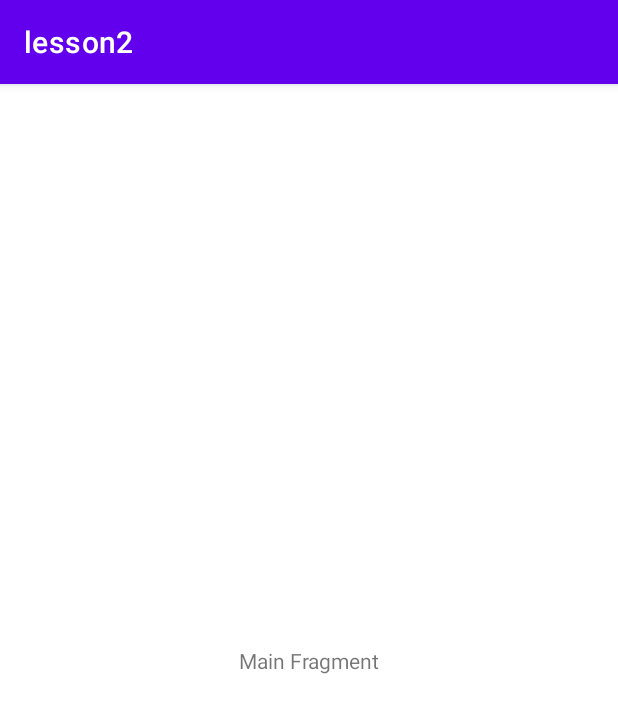
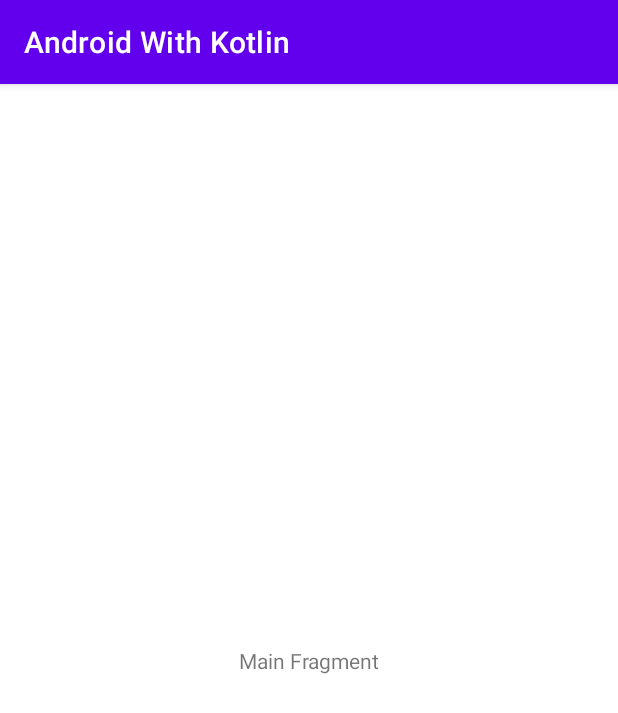
Before and after one commit to Sherlockh99/lesson2, an Android app: the screen it shows after launch (MainActivity), on a phone screen of 412 x 824 dp. Shown: the top 713 px of the screen. Run offline under Robolectric (Android 15) with nearby library versions, the phone set to English and light mode, and no system bars.

Commit message:
lesson 2.3

```diff
--- a/app/src/main/AndroidManifest.xml
+++ b/app/src/main/AndroidManifest.xml
@@ -13,7 +13,7 @@
         android:theme="@style/Theme.Lesson2"
         tools:targetApi="31">
         <activity
-            android:name=".MainActivity"
+            android:name=".view.MainActivity"
             android:exported="true">
             <intent-filter>
                 <action android:name="android.intent.action.MAIN" />
--- a/app/src/main/java/com/sherlock/gb/kotlin/lesson2/MainActivity.kt
+++ b/app/src/main/java/com/sherlock/gb/kotlin/lesson2/view/MainActivity.kt
@@ -1,9 +1,9 @@
-package com.sherlock.gb.kotlin.lesson2
+package com.sherlock.gb.kotlin.lesson2.view
 
 import androidx.appcompat.app.AppCompatActivity
 import android.os.Bundle
+import com.sherlock.gb.kotlin.lesson2.R
 import com.sherlock.gb.kotlin.lesson2.databinding.FragmentMainBinding
-import com.sherlock.gb.kotlin.lesson2.ui.main.MainFragment
 
 class MainActivity : AppCompatActivity() {
     private lateinit var binding: FragmentMainBinding
@@ -14,7 +14,7 @@ class MainActivity : AppCompatActivity() {
 
         if (savedInstanceState == null) {
             supportFragmentManager.beginTransaction()
-                .replace(R.id.container,MainFragment.newInstance())
+                .replace(R.id.container, MainFragment.newInstance())
                 .commit()
         }
     }
--- a/app/src/main/java/com/sherlock/gb/kotlin/lesson2/ui/main/MainFragment.kt
+++ b/app/src/main/java/com/sherlock/gb/kotlin/lesson2/view/MainFragment.kt
@@ -1,18 +1,16 @@
-package com.sherlock.gb.kotlin.lesson2.ui.main
+package com.sherlock.gb.kotlin.lesson2.view
 
-import android.os.Build
 import androidx.lifecycle.ViewModelProvider
 import android.os.Bundle
 import androidx.fragment.app.Fragment
 import android.view.LayoutInflater
 import android.view.View
 import android.view.ViewGroup
-import android.widget.Toast
 import androidx.lifecycle.Observer
 import com.google.android.material.snackbar.Snackbar
-import com.sherlock.gb.kotlin.lesson2.AppState
-import com.sherlock.gb.kotlin.lesson2.R
+import com.sherlock.gb.kotlin.lesson2.viewmodel.AppState
 import com.sherlock.gb.kotlin.lesson2.databinding.FragmentMainBinding
+import com.sherlock.gb.kotlin.lesson2.viewmodel.MainViewModel
 
 class MainFragment : Fragment() {
 
@@ -24,19 +22,26 @@ class MainFragment : Fragment() {
 
     private lateinit var viewModel: MainViewModel
 
+    private var _binding: FragmentMainBinding?=null
+    private val binding get()=_binding!!
+
     override fun onCreateView(
         inflater: LayoutInflater,
         container: ViewGroup?,
         savedInstanceState: Bundle?
     ): View {
-        return inflater.inflate(R.layout.fragment_main, container, false)
+        _binding = FragmentMainBinding.inflate(inflater, container, false)
+        //return inflater.inflate(R.layout.fragment_main, container, false)
+        return binding.root
     }
 
 
 
     override fun onActivityCreated(savedInstanceState: Bundle?) {
         super.onActivityCreated(savedInstanceState)
+
         viewModel = ViewModelProvider(this).get(MainViewModel::class.java)
+        /**
         /**
          * Мы создали инстанс Observer, он выполняет метод renderData,
          * как только LiveData обновляет данные, которые она хранит.
@@ -52,24 +57,47 @@ class MainFragment : Fragment() {
          * Теперь, если данные, которые хранит LiveData, изменятся,
          * Observer сразу об этом узнает и вызовет метод renderData, куда передаст новые данные.
          */
-
-        //viewModel.getWeather()
+        */
+        /**
+         * подписываемся на LiveData и запрашиваем данные.
+         */
+        viewModel.getLiveData().observe(viewLifecycleOwner, Observer{renderData(it)})
+        viewModel.getWeather()
     }
 
 
 
-    private fun renderData(data: Any) {
-        /*
+    private fun renderData(appState: AppState) {
+        /**
+         * принимаем объект состояния приложения
+         * и через when определяем, что потребуется отображать
+         */
+        val loadingLayout = binding.loadingLayout
+        val mainView = binding.mainView
         when(appState){
             is AppState.Success->{
-                val weatherData = appState.weatherData
-                //loadingLayout.visibility = View.GONE
-                //Snackbar.make(mainView,"Sucess", Snackbar.LENGTH_LONG).show())
+                loadingLayout.visibility = View.GONE
+                Snackbar.make(mainView,"Sucess", Snackbar.LENGTH_LONG).show()
+            }
+            is AppState.Loading -> {
+                loadingLayout.visibility = View.VISIBLE
+            }
+            is AppState.Error->{
+                loadingLayout.visibility = View.GONE
+                Snackbar
+                    .make(mainView,"Error", Snackbar.LENGTH_INDEFINITE)
+                    .setAction("Reload"){viewModel.getWeather()}
+                    .show()
             }
         }
 
-         */
-        Toast.makeText(context, "data", Toast.LENGTH_LONG).show()
+
+        //Toast.makeText(context, "data", Toast.LENGTH_LONG).show()
 
     }
+
+    override fun onDestroyView() {
+        super.onDestroyView()
+        _binding = null
+    }
 }
--- a/app/src/main/java/com/sherlock/gb/kotlin/lesson2/AppState.kt
+++ b/app/src/main/java/com/sherlock/gb/kotlin/lesson2/viewmodel/AppState.kt
@@ -1,4 +1,4 @@
-package com.sherlock.gb.kotlin.lesson2
+package com.sherlock.gb.kotlin.lesson2.viewmodel
 
 sealed class AppState {
     data class Success(val weatherData: Any) : AppState()
--- a/app/src/main/java/com/sherlock/gb/kotlin/lesson2/ui/main/MainViewModel.kt
+++ b/app/src/main/java/com/sherlock/gb/kotlin/lesson2/viewmodel/MainViewModel.kt
@@ -1,9 +1,9 @@
-package com.sherlock.gb.kotlin.lesson2.ui.main
+package com.sherlock.gb.kotlin.lesson2.viewmodel
 
 import androidx.lifecycle.LiveData
 import androidx.lifecycle.MutableLiveData
 import androidx.lifecycle.ViewModel
-import com.sherlock.gb.kotlin.lesson2.AppState
+import com.sherlock.gb.kotlin.lesson2.viewmodel.AppState
 import java.lang.Thread.sleep
 
 class MainViewModel(
--- a/app/src/main/res/layout/activity_main.xml
+++ b/app/src/main/res/layout/activity_main.xml
@@ -5,7 +5,7 @@
     android:layout_width="match_parent"
     android:layout_height="match_parent"
     android:id="@+id/layout"
-    tools:context="MainActivity">
+    tools:context=".view.MainActivity">
 
     <FrameLayout
         android:id="@+id/container"
--- a/app/src/main/res/values/strings.xml
+++ b/app/src/main/res/values/strings.xml
@@ -1,4 +1,7 @@
 <resources>
-    <string name="app_name">lesson2</string>
     <string name="mainfragment">Main Fragment</string>
+    <string name="app_name">Android With Kotlin</string>
+    <string name="temperature_label">Температура</string>
+    <string name="feels_like_label">Ощущается как</string>
+    <string name="city_coordinates">lt/ln: %s, %s"</string>
 </resources>
```
Also changed, not shown: app/src/main/res/values/diemens.xml (added, +7 -0 lines).
